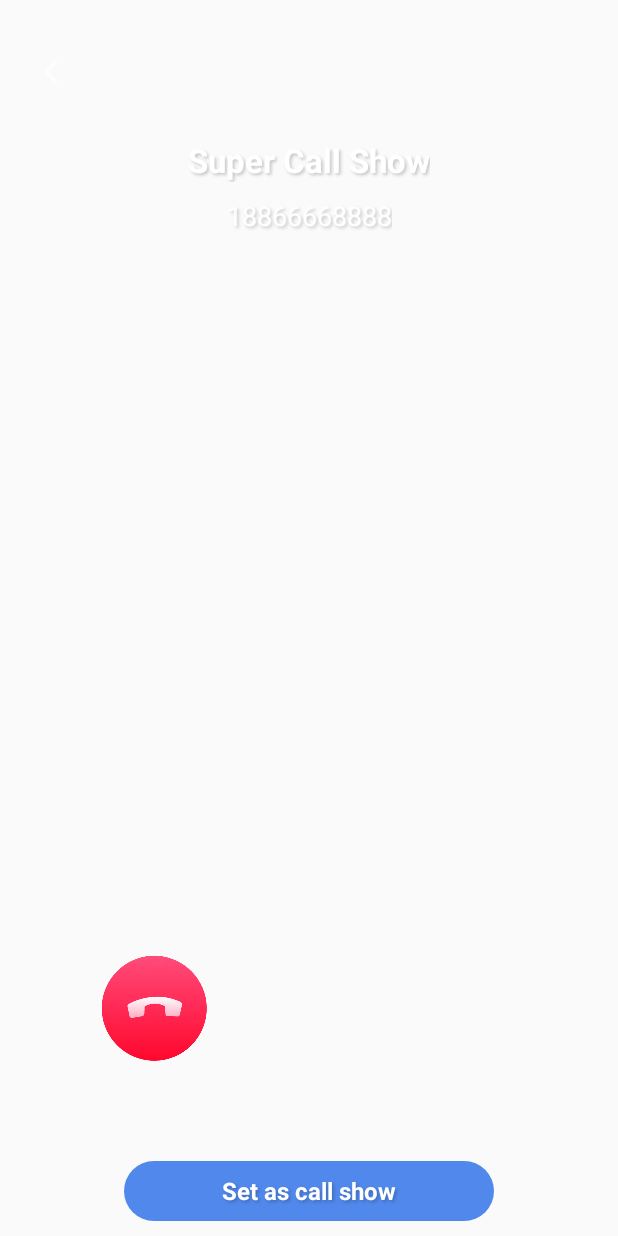
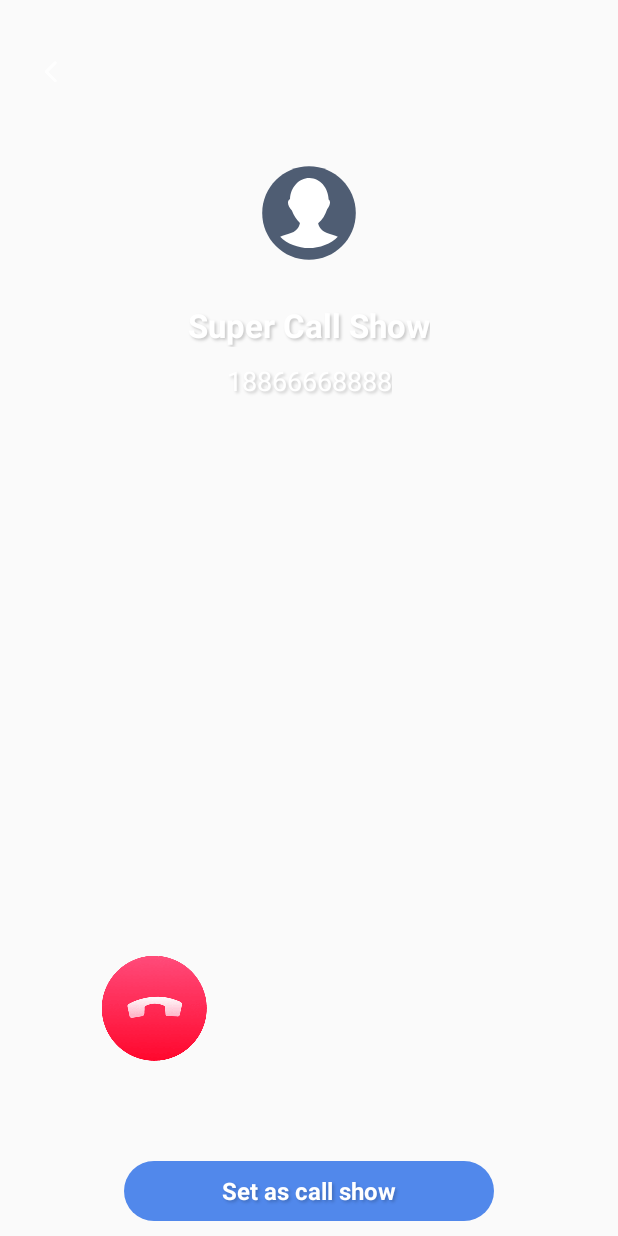
Before and after one commit to gaozhongkui/callshow, an Android app: the CallShowDisplayActivity screen opened directly, with no data from a screen before it, on a phone screen of 412 x 824 dp. Run offline under Robolectric (Android 15) with nearby library versions, the phone set to English and light mode, and no system bars; our stand-ins replace Shimmer, data binding.

Commit message:
修改:来电话的预览的头像展示

```diff
--- a/app/src/main/res/layout/activity_call_show_display.xml
+++ b/app/src/main/res/layout/activity_call_show_display.xml
@@ -29,11 +29,23 @@
             app:layout_constraintTop_toTopOf="parent"
             tools:ignore="ContentDescription,RtlSymmetry" />
 
+        <com.airbnb.lottie.LottieAnimationView
+            android:id="@+id/iv_avatar"
+            android:layout_width="@dimen/dp_100"
+            android:layout_height="@dimen/dp_100"
+            android:layout_marginTop="@dimen/dp_20"
+            app:layout_constraintEnd_toEndOf="parent"
+            app:layout_constraintStart_toStartOf="parent"
+            app:layout_constraintTop_toBottomOf="@id/iv_back_but"
+            app:lottie_autoPlay="true"
+            app:lottie_fileName="anim/default_avatar.json"
+            app:lottie_loop="true" />
+
         <TextView
             android:id="@+id/tv_phone_name"
             android:layout_width="wrap_content"
             android:layout_height="wrap_content"
-            android:layout_marginTop="@dimen/dp_20"
+            android:layout_marginTop="@dimen/dp_10"
             android:shadowColor="@color/black_alpha_20"
             android:shadowDx="2"
             android:shadowDy="2"
@@ -44,7 +56,7 @@
             android:textStyle="bold"
             app:layout_constraintEnd_toEndOf="parent"
             app:layout_constraintStart_toStartOf="parent"
-            app:layout_constraintTop_toBottomOf="@id/iv_back_but" />
+            app:layout_constraintTop_toBottomOf="@id/iv_avatar" />
 
         <TextView
             android:id="@+id/tv_phone_number"
```
Also changed, not shown: app/src/main/assets/anim/default_avatar.json (added, +1 -0 lines).
